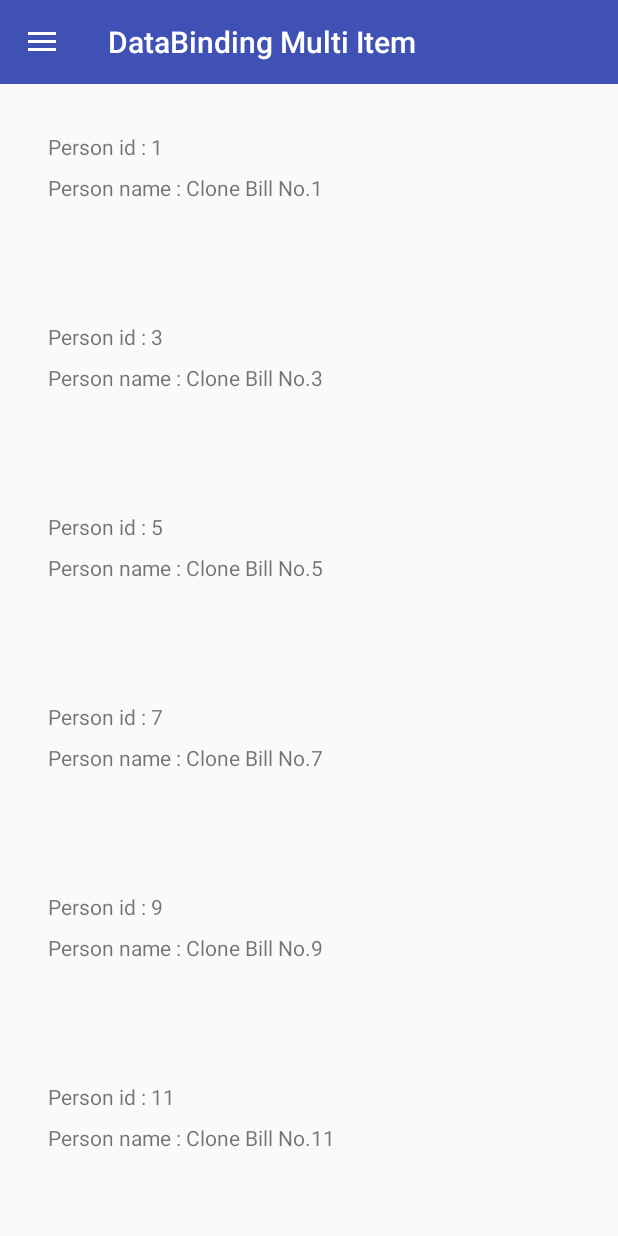
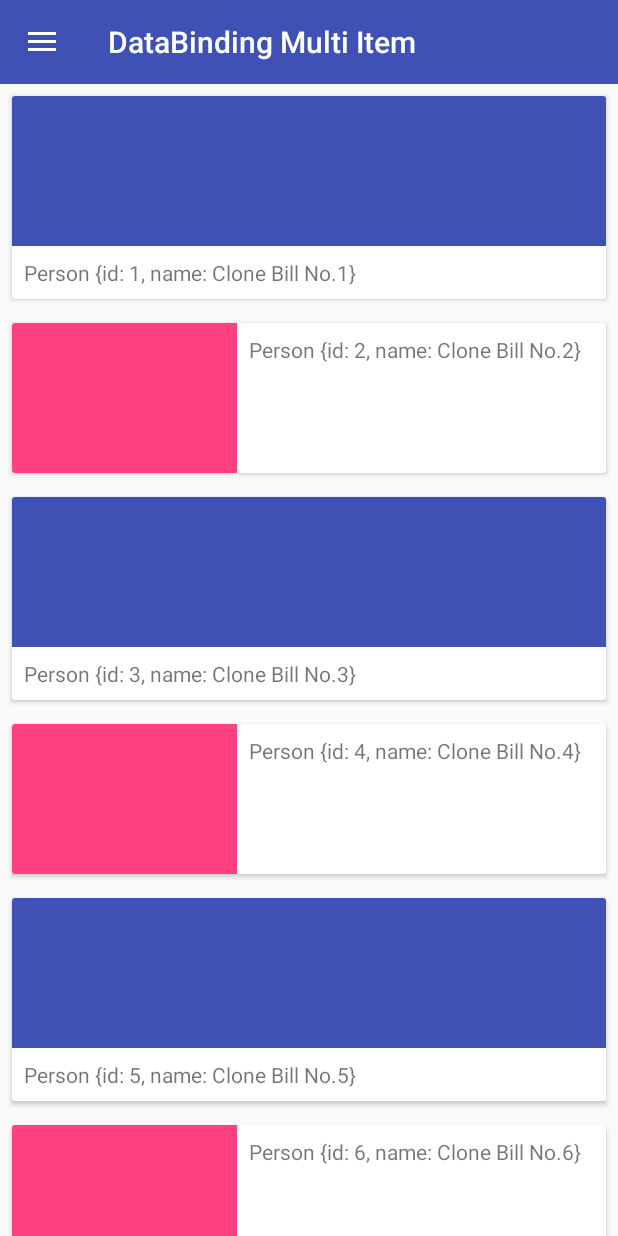
Before and after one commit to BiaoWu/BAdapter, an Android app: the fragment SimpleMultiItemFragment placed in its activity, in the side drawer, after a tap on "DataBinding Multi Item", on a phone screen of 412 x 824 dp. Run offline under Robolectric (Android 15) with nearby library versions, the light colour scheme and no system bars; our stand-ins replace data binding; libraries missing offline, so code that uses them is left out: us.feras.mdv; 2 statements that could not run were skipped.

Commit message:
BSimpleViewHolder
add some method for helper in BSimpleViewHolder.
and update samples.

```diff
--- a/delegate-simple/src/main/java/com/biao/badapter/itemdelegate/simple/BSimpleViewHolder.java
+++ b/delegate-simple/src/main/java/com/biao/badapter/itemdelegate/simple/BSimpleViewHolder.java
@@ -19,10 +19,24 @@ import android.support.annotation.IdRes;
 import android.support.v7.widget.RecyclerView;
 import android.util.SparseArray;
 import android.view.View;
+import android.view.ViewGroup;
+import android.widget.AdapterView;
+import android.widget.CheckBox;
+import android.widget.CompoundButton;
+import android.widget.EditText;
+import android.widget.GridView;
+import android.widget.ImageView;
+import android.widget.ListView;
+import android.widget.ProgressBar;
+import android.widget.RadioButton;
+import android.widget.Spinner;
+import android.widget.Switch;
 import android.widget.TextView;
 
 /**
  * Simple ViewHolder
+ *
+ * TODO: 16/7/25 if you need more methods for help, welcome pull request!
  *
  * @author biaowu.
  */
@@ -34,21 +48,63 @@ public class BSimpleViewHolder extends RecyclerView.ViewHolder {
     views = new SparseArray<>();
   }
 
-  public void setText(@IdRes int id, CharSequence text) {
-    TextView textView = getView(id);
-    textView.setText(text);
+  /** return ViewGroup of {@link #getView(int)} */
+  public ViewGroup getViewGroup(@IdRes int id) {
+    return getView(id);
   }
 
-  // TODO: 16/7/25 add more help methods
-  // ...
-  // ...
+  /** return TextView of {@link #getView(int)} */
+  public TextView getTextView(@IdRes int id) {
+    return getView(id);
+  }
 
+  /** return ImageView of {@link #getView(int)} */
+  public ImageView getImageView(@IdRes int id) {
+    return getView(id);
+  }
+
+  /** return EditText of {@link #getView(int)} */
+  public EditText getEditText(@IdRes int id) {
+    return getView(id);
+  }
+
+  /**
+   * return CompoundButton of {@link #getView(int)}
+   *
+   * @see Switch
+   * @see RadioButton
+   * @see CheckBox
+   */
+  public CompoundButton getCompoundButton(@IdRes int id) {
+    return getView(id);
+  }
+
+  /** return ProgressBar of {@link #getView(int)} */
+  public ProgressBar getProgressBar(@IdRes int id) {
+    return getView(id);
+  }
+
+  /**
+   * return AdapterView of {@link #getView(int)}
+   *
+   * @see ListView
+   * @see GridView
+   * @see Spinner
+   */
+  public AdapterView getAdapterView(@IdRes int id) {
+    return getView(id);
+  }
+
+  /**
+   * Your mistakes:
+   * 1. null if not found
+   * 2. cast exception
+   */
   @SuppressWarnings("unchecked") public <T extends View> T getView(@IdRes int id) {
     View view = views.get(id);
     if (view == null) {
       view = itemView.findViewById(id);
     }
-
     return (T) view;
   }
 }
--- a/sample/build.gradle
+++ b/sample/build.gradle
@@ -37,6 +37,7 @@ dependencies {
   compile project(':delegate-databinding')
 
   compile "com.android.support:design:$rootProject.ext.supportLibrariesVersion"
+  compile "com.android.support:cardview-v7:$rootProject.ext.supportLibrariesVersion"
 
   compile 'us.feras.mdv:markdownview:1.1.0'
 
--- a/sample/src/main/java/com/biao/badapter/sample/multi/DataBindingMultiItemFragment.java
+++ b/sample/src/main/java/com/biao/badapter/sample/multi/DataBindingMultiItemFragment.java
@@ -30,7 +30,7 @@ public class DataBindingMultiItemFragment extends BFragment {
 
           @Override
           protected void onBind(BDataBindingViewHolder<SimpleText1Binding> holder, Person person) {
-            holder.binding.setContent(person.name);
+            holder.binding.setContent(person.toString());
           }
 
           @Override
@@ -43,28 +43,27 @@ public class DataBindingMultiItemFragment extends BFragment {
           }
         };
 
-    itemDelegate1.dispatchViewClick(android.R.id.text1)
+    itemDelegate1.dispatchViewClick(R.id.image)
         .setOnItemClickListener(new OnItemClickListener<Person>() {
           @Override public void onItemClick(View view, int position, Person person) {
             switch (view.getId()) {
-              case android.R.id.text1:
-                Toast.makeText(view.getContext(), "text1 click Type 1 -> " + person.name,
+              case R.id.image:
+                Toast.makeText(view.getContext(), "Image Click at position : " + position,
                     Toast.LENGTH_SHORT).show();
                 break;
               default:
-                Toast.makeText(view.getContext(), "itemView click Type 1 -> " + person.name,
+                Toast.makeText(view.getContext(), "Item Click at position : " + position,
                     Toast.LENGTH_SHORT).show();
                 break;
             }
           }
         });
-
     BDataBindingItemDelegate<SimpleText2Binding, Person> itemDelegate2 =
         new BDataBindingItemDelegate<SimpleText2Binding, Person>() {
 
           @Override
           protected void onBind(BDataBindingViewHolder<SimpleText2Binding> holder, Person person) {
-            holder.binding.setPerson(person);
+            holder.binding.setContent(person.toString());
           }
 
           @Override
@@ -77,20 +76,16 @@ public class DataBindingMultiItemFragment extends BFragment {
           }
         };
 
-    itemDelegate2.dispatchViewClick(R.id.tv_id, R.id.tv_name)
+    itemDelegate2.dispatchViewClick(R.id.image)
         .setOnItemClickListener(new OnItemClickListener<Person>() {
           @Override public void onItemClick(View view, int position, Person person) {
             switch (view.getId()) {
-              case R.id.tv_id:
-                Toast.makeText(view.getContext(), "id click Type 2 -> " + person.name,
-                    Toast.LENGTH_SHORT).show();
-                break;
-              case R.id.tv_name:
-                Toast.makeText(view.getContext(), "name click Type 2 -> " + person.name,
+              case R.id.image:
+                Toast.makeText(view.getContext(), "Image Click at position : " + position,
                     Toast.LENGTH_SHORT).show();
                 break;
               default:
-                Toast.makeText(view.getContext(), "itemView click Type 2 -> " + person.name,
+                Toast.makeText(view.getContext(), "Item Click at position : " + position,
                     Toast.LENGTH_SHORT).show();
                 break;
             }
--- a/sample/src/main/java/com/biao/badapter/sample/multi/Person.java
+++ b/sample/src/main/java/com/biao/badapter/sample/multi/Person.java
@@ -14,4 +14,8 @@ public class Person {
     this.id = id;
     this.name = name;
   }
+
+  @Override public String toString() {
+    return "Person {id: " + id + ", name: " + name + "} ";
+  }
 }
--- a/sample/src/main/java/com/biao/badapter/sample/multi/SimpleMultiItemFragment.java
+++ b/sample/src/main/java/com/biao/badapter/sample/multi/SimpleMultiItemFragment.java
@@ -24,13 +24,12 @@ public class SimpleMultiItemFragment extends BFragment {
     }
 
     BSimpleItemDelegate<Person> itemDelegate1 = new BSimpleItemDelegate<Person>() {
-      @Override public View onCreateView(LayoutInflater inflater, ViewGroup parent) {
-        return inflater.inflate(android.R.layout.simple_list_item_2, parent, false);
+      @Override protected View onCreateView(LayoutInflater inflater, ViewGroup parent) {
+        return inflater.inflate(R.layout.simple_text_1, parent, false);
       }
 
       @Override public void onBind(BSimpleViewHolder holder, Person person) {
-        holder.setText(android.R.id.text1, getString(R.string.type, 1));
-        holder.setText(android.R.id.text2, getString(R.string.person, person.id, person.name));
+        holder.getTextView(R.id.tv_content).setText(person.toString());
       }
 
       @Override public boolean onIntercept(int position, Object o) {
@@ -38,20 +37,16 @@ public class SimpleMultiItemFragment extends BFragment {
       }
     };
 
-    itemDelegate1.dispatchViewClick(android.R.id.text1, android.R.id.text2)
+    itemDelegate1.dispatchViewClick(R.id.image)
         .setOnItemClickListener(new OnItemClickListener<Person>() {
           @Override public void onItemClick(View view, int position, Person person) {
             switch (view.getId()) {
-              case android.R.id.text1:
-                Toast.makeText(view.getContext(), "text1 click Type 1 -> " + person.name,
-                    Toast.LENGTH_SHORT).show();
-                break;
-              case android.R.id.text2:
-                Toast.makeText(view.getContext(), "text2 click Type 1 -> " + person.name,
+              case R.id.image:
+                Toast.makeText(view.getContext(), "Image Click at position : " + position,
                     Toast.LENGTH_SHORT).show();
                 break;
               default:
-                Toast.makeText(view.getContext(), "itemView click Type 1 -> " + person.name,
+                Toast.makeText(view.getContext(), "Item Click at position : " + position,
                     Toast.LENGTH_SHORT).show();
                 break;
             }
@@ -59,13 +54,12 @@ public class SimpleMultiItemFragment extends BFragment {
         });
 
     BSimpleItemDelegate<Person> itemDelegate2 = new BSimpleItemDelegate<Person>() {
-      @Override public View onCreateView(LayoutInflater inflater, ViewGroup parent) {
-        return inflater.inflate(android.R.layout.simple_list_item_2, parent, false);
+      @Override protected View onCreateView(LayoutInflater inflater, ViewGroup parent) {
+        return inflater.inflate(R.layout.simple_text_2, parent, false);
       }
 
       @Override public void onBind(BSimpleViewHolder holder, Person person) {
-        holder.setText(android.R.id.text1, getString(R.string.type, 2));
-        holder.setText(android.R.id.text2, getString(R.string.person, person.id, person.name));
+        holder.getTextView(R.id.tv_content).setText(person.toString());
       }
 
       @Override public boolean onIntercept(int position, Object o) {
@@ -73,20 +67,16 @@ public class SimpleMultiItemFragment extends BFragment {
       }
     };
 
-    itemDelegate2.dispatchViewClick(android.R.id.text1, android.R.id.text2)
+    itemDelegate2.dispatchViewClick(R.id.image)
         .setOnItemClickListener(new OnItemClickListener<Person>() {
           @Override public void onItemClick(View view, int position, Person person) {
             switch (view.getId()) {
-              case android.R.id.text1:
-                Toast.makeText(view.getContext(), "text1 click Type 2 -> " + person.name,
-                    Toast.LENGTH_SHORT).show();
-                break;
-              case android.R.id.text2:
-                Toast.makeText(view.getContext(), "text2 click Type 2 -> " + person.name,
+              case R.id.image:
+                Toast.makeText(view.getContext(), "Image Click at position : " + position,
                     Toast.LENGTH_SHORT).show();
                 break;
               default:
-                Toast.makeText(view.getContext(), "itemView click Type 2 -> " + person.name,
+                Toast.makeText(view.getContext(), "Item Click at position : " + position,
                     Toast.LENGTH_SHORT).show();
                 break;
             }
--- a/sample/src/main/res/layout/simple_text_1.xml
+++ b/sample/src/main/res/layout/simple_text_1.xml
@@ -7,16 +7,37 @@
         />
   </data>
 
-  <TextView
+
+  <android.support.v7.widget.CardView
       xmlns:android="http://schemas.android.com/apk/res/android"
-      android:id="@android:id/text1"
+      xmlns:app="http://schemas.android.com/apk/res-auto"
       android:layout_width="match_parent"
       android:layout_height="wrap_content"
-      android:gravity="center_vertical"
-      android:minHeight="?android:attr/listPreferredItemHeightSmall"
-      android:paddingLeft="16dp"
-      android:paddingRight="16dp"
-      android:text="@{content, default=Empty}"
-      android:textAppearance="?android:attr/textAppearanceListItemSmall"
-      />
+      android:layout_margin="8dp"
+      app:cardPreventCornerOverlap="false"
+      >
+
+    <LinearLayout
+        xmlns:android="http://schemas.android.com/apk/res/android"
+        android:layout_width="match_parent"
+        android:layout_height="wrap_content"
+        >
+
+      <View
+          android:id="@+id/image"
+          android:layout_width="150dp"
+          android:layout_height="100dp"
+          android:background="?attr/colorAccent"
+          />
+
+      <TextView
+          android:id="@+id/tv_content"
+          android:layout_width="match_parent"
+          android:layout_height="wrap_content"
+          android:layout_margin="8dp"
+          android:gravity="center_vertical"
+          android:text="@{content, default=EmptyContent}"
+          />
+    </LinearLayout>
+  </android.support.v7.widget.CardView>
 </layout>
--- a/sample/src/main/res/layout/simple_text_2.xml
+++ b/sample/src/main/res/layout/simple_text_2.xml
@@ -2,34 +2,43 @@
 <layout>
   <data>
     <variable
-        name="person"
-        type="com.biao.badapter.sample.multi.Person"
+        name="content"
+        type="java.lang.String"
         />
   </data>
 
+
+  <android.support.v7.widget.CardView
+      xmlns:android="http://schemas.android.com/apk/res/android"
+      xmlns:app="http://schemas.android.com/apk/res-auto"
+      android:layout_width="match_parent"
+      android:layout_height="wrap_content"
+      android:layout_margin="8dp"
+      app:cardPreventCornerOverlap="false"
+      >
 
     <LinearLayout xmlns:android="http://schemas.android.com/apk/res/android"
         android:layout_width="match_parent"
         android:layout_height="wrap_content"
         android:minHeight="?attr/listPreferredItemHeight"
         android:orientation="vertical"
-      android:padding="16dp"
         >
 
-    <TextView
-        android:id="@+id/tv_id"
+      <View
+          android:id="@+id/image"
           android:layout_width="match_parent"
-        android:layout_height="wrap_content"
-        android:text="@{@string/person_id(person.id)}"
+          android:layout_height="100dp"
+          android:background="?attr/colorPrimary"
           />
 
       <TextView
-        android:id="@+id/tv_name"
+          android:id="@+id/tv_content"
           android:layout_width="match_parent"
           android:layout_height="wrap_content"
-        android:layout_marginTop="8dp"
-        android:text="@{@string/person_name(person.name)}"
+          android:padding="8dp"
+          android:text="@{content}"
           />
 
     </LinearLayout>
+  </android.support.v7.widget.CardView>
 </layout>
--- a/sample/src/main/res/layout/single_recycler_view.xml
+++ b/sample/src/main/res/layout/single_recycler_view.xml
@@ -5,9 +5,5 @@
     android:id="@+id/rv"
     android:layout_width="match_parent"
     android:layout_height="match_parent"
-    android:paddingBottom="@dimen/activity_vertical_margin"
-    android:paddingLeft="@dimen/activity_horizontal_margin"
-    android:paddingRight="@dimen/activity_horizontal_margin"
-    android:paddingTop="@dimen/activity_vertical_margin"
     tools:context="com.biao.badapter.sample.MainActivity"
     />
--- a/sample/src/main/res/values/strings.xml
+++ b/sample/src/main/res/values/strings.xml
@@ -18,4 +18,5 @@
   <string name="person_id">Person id : %1$d</string>
   <string name="person_name">Person name : %1$s</string>
   <string name="type">Type %1$d</string>
+  <string name="simple_type">Simple Type : </string>
 </resources>
```
Also changed, not shown: sample/src/main/java/com/biao/badapter/sample/single/DataBindingSingleItemFragment.java (+15 -6 lines), sample/src/main/java/com/biao/badapter/sample/single/SimpleSingleItemFragment.java (+18 -9 lines). Lines whose indentation alone changed are shown as unchanged.
